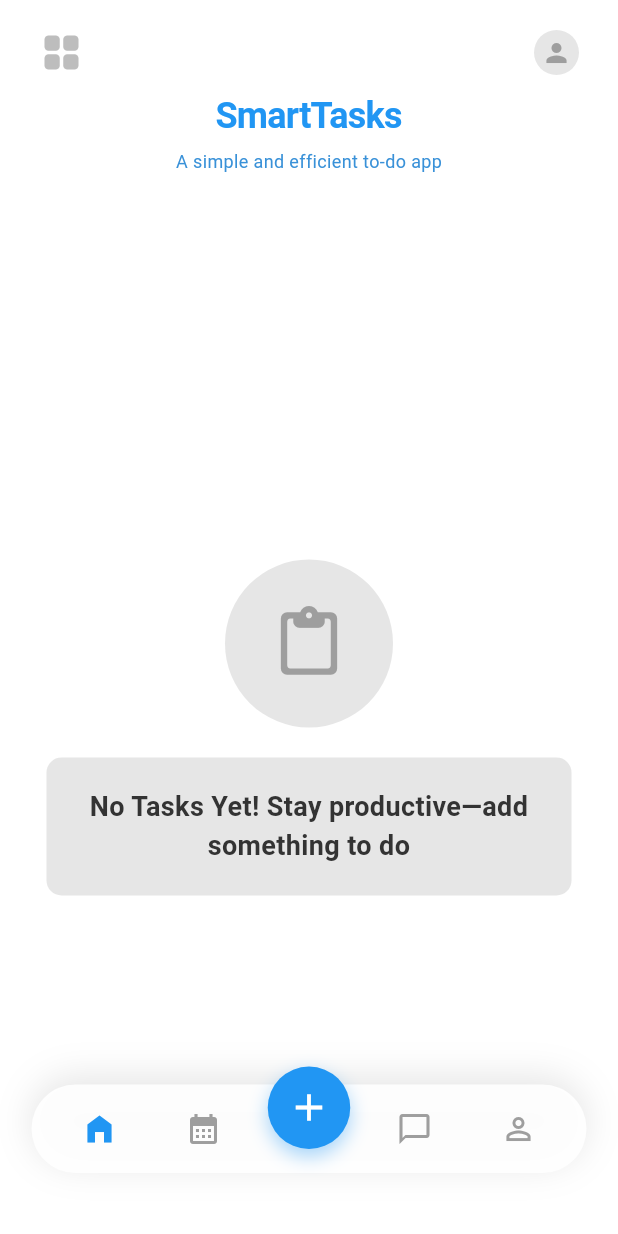
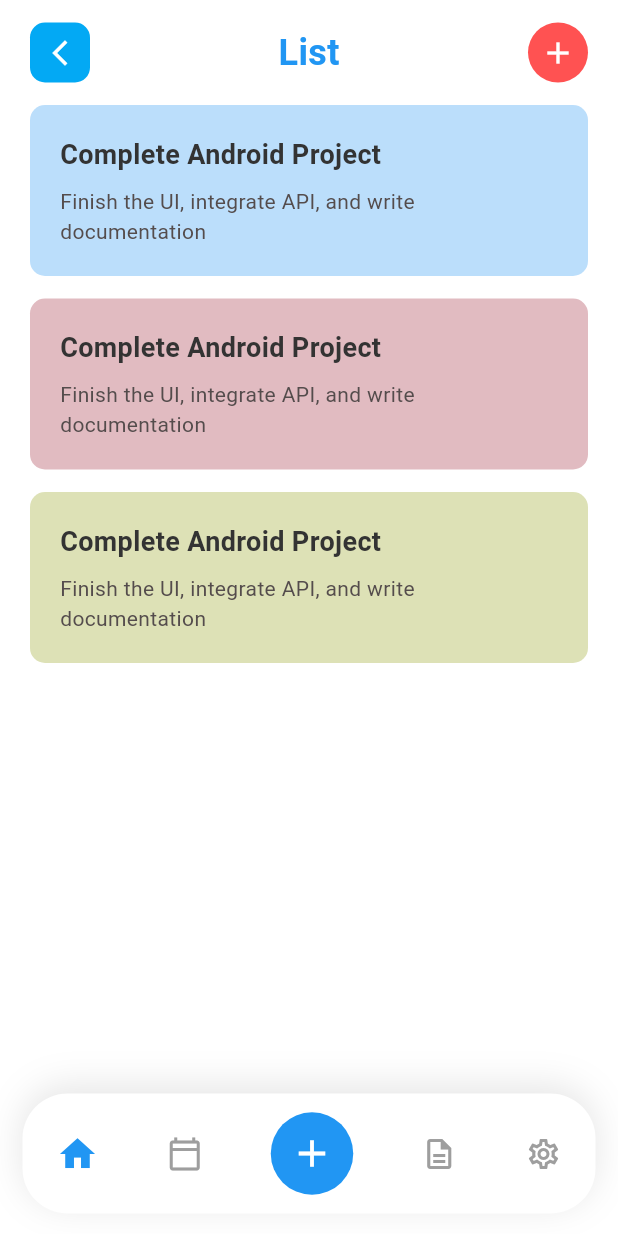
Before and after one commit to hoapham2002/flutter_project, a Flutter app: the screen it shows after launch, on a phone screen of 412 x 824 dp. Run offline on Flutter 3.47's test engine with Material 3 defaults, Android fonts, the phone set to English and light mode, and no system bars; our stand-ins replace cloud_firestore, firebase_auth, firebase_core, firebase_remote_config, shared_preferences; accounts and stored records are empty.

Commit message:
Add exercise week 9

```diff
--- a/lib/main.dart
+++ b/lib/main.dart
@@ -16,6 +16,7 @@ import 'week5/week5_data_flow_navigation.dart';
 import 'week6/week6_google.dart';
 import 'week7/week7-callApi.dart';
 import 'week8/week8_screen_smart_task.dart';
+import 'week9/views/task_list_page.dart';
 
 void main() async {
   WidgetsFlutterBinding.ensureInitialized();
@@ -52,7 +53,8 @@ class MyApp extends StatelessWidget {
       // home: const DataFlowNavigation(), //tuan 5
       // home:  FirebasePracticeScreen(), //tuan 6
       // home:  CallApi(), //tuan 7
-        home:  SmartTaskScreen(), //tuan 8
+      //  home:  SmartTaskScreen(), //tuan 8
+      home: const TaskListPage(), //tuan 9
     );
   }
 }
--- /dev/null
+++ b/lib/week9/models/task_model.dart
@@ -0,0 +1,35 @@
+import 'package:flutter/material.dart';
+import 'package:shared_preferences/shared_preferences.dart';
+import 'dart:convert';
+
+class Task {
+  final String id;
+  final String title;
+  final String description;
+  final int colorValue;
+
+  Task({
+    required this.id,
+    required this.title,
+    required this.description,
+    required this.colorValue,
+  });
+
+  Map<String, dynamic> toMap() {
+    return {
+      'id': id,
+      'title': title,
+      'description': description,
+      'colorValue': colorValue,
+    };
+  }
+
+  factory Task.fromMap(Map<String, dynamic> map) {
+    return Task(
+      id: map['id'],
+      title: map['title'],
+      description: map['description'],
+      colorValue: map['colorValue'],
+    );
+  }
+}
--- /dev/null
+++ b/lib/week9/services/local_storage_service.dart
@@ -0,0 +1,49 @@
+import 'package:flutter/material.dart';
+import 'package:shared_preferences/shared_preferences.dart';
+import 'dart:convert';
+
+import '../models/task_model.dart';
+import '../services/local_storage_service.dart';
+import '../viewmodels/task_viewmodel.dart';
+
+class LocalStorageService {
+  static const String _key = 'tasks_list';
+
+  Future<void> saveTasks(List<Task> tasks) async {
+    final prefs = await SharedPreferences.getInstance();
+    final String encodedData = json.encode(tasks.map((t) => t.toMap()).toList());
+    await prefs.setString(_key, encodedData);
+  }
+
+  Future<List<Task>> loadTasks() async {
+    final prefs = await SharedPreferences.getInstance();
+    final String? encodedData = prefs.getString(_key);
+
+    if (encodedData == null) {
+      // Dữ liệu mẫu ban đầu theo hình ảnh
+      return [
+        Task(
+          id: '1',
+          title: 'Complete Android Project',
+          description: 'Finish the UI, integrate API, and write documentation',
+          colorValue: const Color(0xFFBBDEFB).value,
+        ),
+        Task(
+          id: '2',
+          title: 'Complete Android Project',
+          description: 'Finish the UI, integrate API, and write documentation',
+          colorValue: const Color(0xFFE1BBC1).value,
+        ),
+        Task(
+          id: '3',
+          title: 'Complete Android Project',
+          description: 'Finish the UI, integrate API, and write documentation',
+          colorValue: const Color(0xFFDDE1B6).value,
+        ),
+      ];
+    }
+
+    final List<dynamic> decodedData = json.decode(encodedData);
+    return decodedData.map((item) => Task.fromMap(item)).toList();
+  }
+}
--- /dev/null
+++ b/lib/week9/viewmodels/task_viewmodel.dart
@@ -0,0 +1,47 @@
+import 'package:flutter/material.dart';
+import 'package:shared_preferences/shared_preferences.dart';
+import 'dart:convert';
+
+import '../models/task_model.dart';
+import '../services/local_storage_service.dart';
+import '../viewmodels/task_viewmodel.dart';
+
+class TaskViewModel extends ChangeNotifier {
+  final LocalStorageService _storageService = LocalStorageService();
+  List<Task> _tasks = [];
+  bool _isLoading = true;
+
+  List<Task> get tasks => _tasks;
+  bool get isLoading => _isLoading;
+
+  TaskViewModel() {
+    init();
+  }
+
+  Future<void> init() async {
+    _isLoading = true;
+    notifyListeners();
+    _tasks = await _storageService.loadTasks();
+    _isLoading = false;
+    notifyListeners();
+  }
+
+  Future<void> addTask(String title, String description) async {
+    final colors = [
+      const Color(0xFFBBDEFB),
+      const Color(0xFFE1BBC1),
+      const Color(0xFFDDE1B6),
+    ];
+
+    final newTask = Task(
+      id: DateTime.now().millisecondsSinceEpoch.toString(),
+      title: title,
+      description: description,
+      colorValue: colors[_tasks.length % colors.length].value,
+    );
+
+    _tasks.add(newTask);
+    await _storageService.saveTasks(_tasks);
+    notifyListeners(); // Thông báo cập nhật UI ngay lập tức
+  }
+}
--- /dev/null
+++ b/lib/week9/views/task_list_page.dart
@@ -0,0 +1,162 @@
+import 'package:flutter/material.dart';
+import 'package:shared_preferences/shared_preferences.dart';
+import 'dart:convert';
+
+import '../models/task_model.dart';
+import '../services/local_storage_service.dart';
+import '../viewmodels/task_viewmodel.dart';
+import '../views/add_task_page.dart';
+
+class CustomBackButton extends StatelessWidget {
+  const CustomBackButton({super.key});
+  @override
+  Widget build(BuildContext context) {
+    return GestureDetector(
+      onTap: () {
+        if (Navigator.canPop(context)) Navigator.pop(context);
+      },
+      child: Container(
+        width: 40,
+        height: 40,
+        decoration: BoxDecoration(
+          color: const Color(0xFF03A9F4),
+          borderRadius: BorderRadius.circular(10),
+        ),
+        child: const Icon(Icons.arrow_back_ios_new, color: Colors.white, size: 20),
+      ),
+    );
+  }
+}
+
+class TaskListPage extends StatefulWidget {
+  const TaskListPage({super.key});
+  @override
+  State<TaskListPage> createState() => _TaskListPageState();
+}
+
+class _TaskListPageState extends State<TaskListPage> {
+  // Khởi tạo ViewModel duy nhất cho màn hình này
+  late final TaskViewModel viewModel;
+
+  @override
+  void initState() {
+    super.initState();
+    viewModel = TaskViewModel();
+    viewModel.addListener(_onViewModelUpdate);
+  }
+
+  @override
+  void dispose() {
+    viewModel.removeListener(_onViewModelUpdate);
+    super.dispose();
+  }
+
+  void _onViewModelUpdate() {
+    if (mounted) setState(() {});
+  }
+
+  void _goToAddTask() {
+    Navigator.push(
+      context,
+      MaterialPageRoute(builder: (_) => AddTaskPage(viewModel: viewModel)),
+    );
+  }
+
+  @override
+  Widget build(BuildContext context) {
+    return Scaffold(
+      backgroundColor: Colors.white,
+      body: SafeArea(
+        child: Column(
+          children: [
+            // Header: Back - List - Plus Red
+            Padding(
+              padding: const EdgeInsets.symmetric(horizontal: 20, vertical: 15),
+              child: Row(
+                mainAxisAlignment: MainAxisAlignment.spaceBetween,
+                children: [
+                  const CustomBackButton(),
+                  const Text(
+                    'List',
+                    style: TextStyle(color: Color(0xFF2196F3), fontSize: 24, fontWeight: FontWeight.w600),
+                  ),
+                  GestureDetector(
+                    onTap: _goToAddTask,
+                    child: Container(
+                      width: 40,
+                      height: 40,
+                      decoration: const BoxDecoration(color: Color(0xFFFF5252), shape: BoxShape.circle),
+                      child: const Icon(Icons.add, color: Colors.white),
+                    ),
+                  ),
+                ],
+              ),
+            ),
+
+            // Danh sách Task
+            Expanded(
+              child: viewModel.isLoading
+                ? const Center(child: CircularProgressIndicator())
+                : ListView.builder(
+                    padding: const EdgeInsets.symmetric(horizontal: 20),
+                    itemCount: viewModel.tasks.length,
+                    itemBuilder: (context, index) {
+                      final task = viewModel.tasks[index];
+                      return Container(
+                        margin: const EdgeInsets.only(bottom: 15),
+                        padding: const EdgeInsets.all(20),
+                        decoration: BoxDecoration(
+                          color: Color(task.colorValue),
+                          borderRadius: BorderRadius.circular(10),
+                        ),
+                        child: Column(
+                          crossAxisAlignment: CrossAxisAlignment.start,
+                          children: [
+                            Text(task.title, style: const TextStyle(fontSize: 18, fontWeight: FontWeight.bold, color: Color(0xFF333333))),
+                            const SizedBox(height: 8),
+                            Text(task.description, style: const TextStyle(fontSize: 14, color: Color(0xFF544C4C))),
+                          ],
+                        ),
+                      );
+                    },
+                  ),
+            ),
+
+            // Bottom Bar
+            _buildBottomBar(),
+          ],
+        ),
+      ),
+    );
+  }
+
+  Widget _buildBottomBar() {
+    return Container(
+      height: 80,
+      margin: const EdgeInsets.all(15),
+      decoration: BoxDecoration(
+        color: Colors.white,
+        borderRadius: BorderRadius.circular(30),
+        boxShadow: [BoxShadow(color: Colors.black.withOpacity(0.1), blurRadius: 20, offset: const Offset(0, -5))],
+      ),
+      child: Row(
+        mainAxisAlignment: MainAxisAlignment.spaceAround,
+        children: [
+          const Icon(Icons.home, color: Color(0xFF2196F3), size: 28),
+          const Icon(Icons.calendar_today_outlined, color: Colors.grey, size: 24),
+          GestureDetector(
+            onTap: _goToAddTask,
+            child: Container(
+              width: 55,
+              height: 55,
+              decoration: const BoxDecoration(color: Color(0xFF2196F3), shape: BoxShape.circle),
+              child: const Icon(Icons.add, color: Colors.white, size: 30),
+            ),
+          ),
+          const Icon(Icons.description_outlined, color: Colors.grey, size: 24),
+          const Icon(Icons.settings_outlined, color: Colors.grey, size: 24),
+        ],
+      ),
+    );
+  }
+}
--- a/pubspec.yaml
+++ b/pubspec.yaml
@@ -38,6 +38,7 @@ dependencies:
   firebase_remote_config: ^6.1.3
   intl: ^0.20.2             # Để format ngày giờ (tùy chọn)
   http: ^1.6.0
+  shared_preferences: ^2.5.4
 
 
   # The following adds the Cupertino Icons font to your application.
```
Also changed, not shown: lib/week9/views/add_task_page.dart (added, +128 -0 lines), pubspec.lock, 1 other file.
